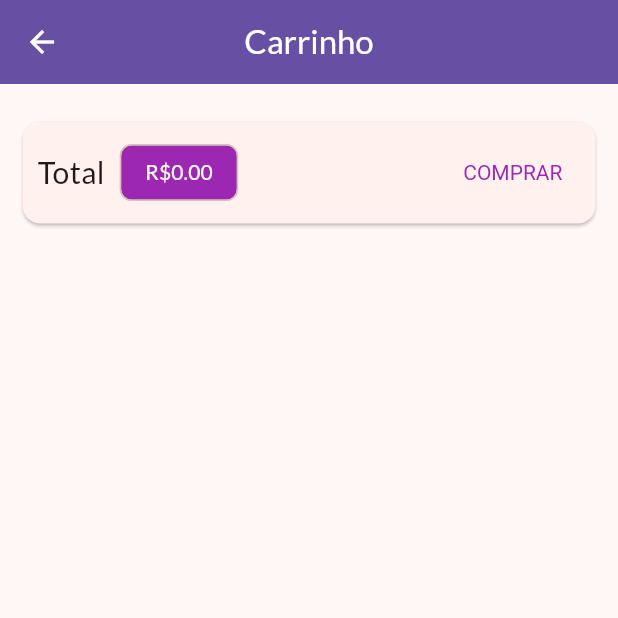
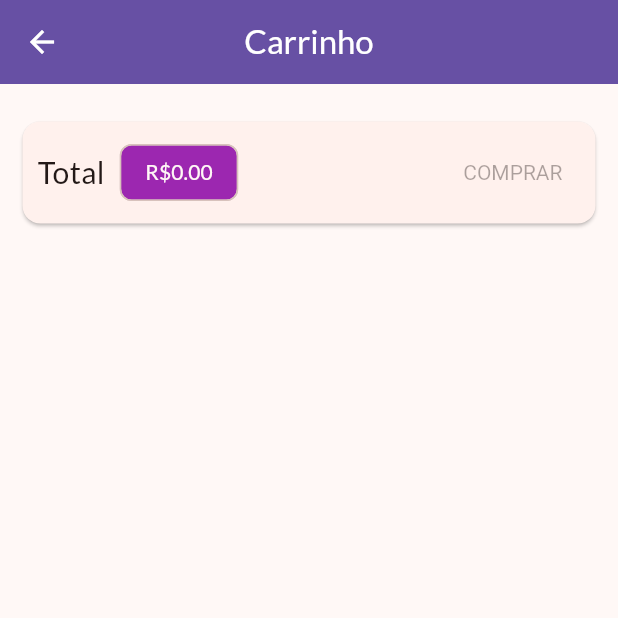
Before and after one commit to MarceloAC04/curso_flutter, a Flutter app: the CartPage screen opened by its route, on a phone screen of 412 x 824 dp, the top half of it. Run offline on Flutter 3.47's test engine with Material 3 defaults, Android fonts, the phone set to English and light mode, and no system bars; our stand-ins replace universal_platform.

```diff
--- /dev/null
+++ b/shop/lib/components/CartButton.dart
@@ -0,0 +1,44 @@
+import 'package:flutter/material.dart';
+import 'package:provider/provider.dart';
+import 'package:shop/models/cart.dart';
+
+import '../models/order_list.dart';
+
+class  CartButton extends StatefulWidget {
+  final Cart? cart;
+
+  const CartButton({
+    Key? key,
+    this.cart,
+  }) : super(key: key);
+
+  @override
+  State<CartButton> createState() => _CartButtonState();
+}
+
+class _CartButtonState extends State<CartButton> {
+  bool _isLoading = false;
+  @override
+  Widget build(BuildContext context) {
+    return _isLoading ? CircularProgressIndicator() :
+        TextButton(
+      onPressed:  widget.cart!.itemCount == 0 ? null : () async {
+                    setState(() => _isLoading = true);
+                    await Provider.of<OrderList>(
+                      context,
+                      listen: false,
+                    ).addOrder(widget.cart!);
+
+                    widget.cart!.clear();
+                    setState(() => _isLoading = false);
+                  },
+      child: Text('COMPRAR'),
+      style: TextButton.styleFrom(
+          textStyle: TextStyle(
+              color: Theme.of(context)
+                  .primaryTextTheme
+                  .titleLarge
+                  ?.color)),
+    );
+  }
+}
--- a/shop/lib/components/product_grid_item.dart
+++ b/shop/lib/components/product_grid_item.dart
@@ -25,7 +25,7 @@ class ProductGridItem extends StatelessWidget {
               ),
             ),
             title: Text(
-              product!.name!,
+              product.name!,
               textAlign: TextAlign.center,
             ),
             trailing:
@@ -50,7 +50,7 @@ class ProductGridItem extends StatelessWidget {
                 )),
         child: GestureDetector(
           child: Image.network(
-            product!.imageUrl!,
+            product.imageUrl!,
             fit: BoxFit.cover,
           ),
           onTap: () {
--- /dev/null
+++ b/shop/lib/exceptions/http_exception.dart
@@ -0,0 +1,14 @@
+class HttpExceptionn implements Exception {
+  final String? msg;
+  final int? statusCode;
+
+  HttpExceptionn( {
+    this.statusCode,
+    this.msg
+});
+
+  @override
+  String toString() {
+    return msg!;
+  }
+}
--- a/shop/lib/main.dart
+++ b/shop/lib/main.dart
@@ -1,6 +1,7 @@
 import 'package:flutter/material.dart';
 import 'package:provider/provider.dart';
 import 'package:shop/models/order_list.dart';
+import 'package:shop/pages/auth_page.dart';
 import 'package:shop/pages/cart_page.dart';
 import 'package:shop/pages/orders_page.dart';
 import 'package:shop/pages/product_detail_page.dart';
@@ -41,8 +42,10 @@ class MyApp extends StatelessWidget {
                 backgroundColor: Theme.of(context).colorScheme.primary,
                 foregroundColor: Colors.white,
                 centerTitle: true)),
-        home: ProductsOverviewPage(),
+        // home: ProductsOverviewPage(),
         routes: {
+          AppRoutes.AUTH: (ctx) => AuthPage(),
+          AppRoutes.HOME: (ctx) => ProductsOverviewPage(),
           AppRoutes.PRODUCT_DETAIL: (ctx) => ProductDetailPage(),
           AppRoutes.CART: (ctx) => CartPage(),
           AppRoutes.ORDERS: (ctx) => OrdersPage(),
--- a/shop/lib/pages/cart_page.dart
+++ b/shop/lib/pages/cart_page.dart
@@ -1,5 +1,6 @@
 import 'package:flutter/material.dart';
 import 'package:provider/provider.dart';
+import 'package:shop/components/CartButton.dart';
 import 'package:shop/components/cart_item_widget.dart';
 
 import '../models/cart.dart';
@@ -25,11 +26,11 @@ class CartPage extends StatelessWidget {
               child: Row(
                 mainAxisAlignment: MainAxisAlignment.spaceBetween,
                 children: [
-                  Text(
+                  const Text(
                     'Total',
                     style: TextStyle(fontSize: 20),
                   ),
-                  SizedBox(
+                  const SizedBox(
                     width: 10,
                   ),
                   Chip(
@@ -43,23 +44,7 @@ class CartPage extends StatelessWidget {
                                 ?.color),
                       )),
                   Spacer(),
-                  TextButton(
-                    onPressed: () {
-                      Provider.of<OrderList>(
-                        context,
-                        listen: false,
-                      ).addOrder(cart);
-
-                      cart.clear();
-                    },
-                    child: Text('COMPRAR'),
-                    style: TextButton.styleFrom(
-                        textStyle: TextStyle(
-                            color: Theme.of(context)
-                                .primaryTextTheme
-                                .titleLarge
-                                ?.color)),
-                  )
+                  CartButton(cart: cart,)
                 ],
               ),
             ),
--- a/shop/lib/utils/app_routes.dart
+++ b/shop/lib/utils/app_routes.dart
@@ -1,5 +1,6 @@
 class AppRoutes {
-  static const HOME = '/';
+  static const AUTH = '/';
+  static const HOME = '/home';
   static const PRODUCT_DETAIL = '/product-detail';
   static const CART = '/cart';
   static const ORDERS = '/orders';
--- /dev/null
+++ b/shop/lib/utils/constants.dart
@@ -0,0 +1,4 @@
+class Constants {
+  static const PRODUCT_BASE_URL = 'https://shop-curso-flutter-78bdd-default-rtdb.firebaseio.com/products';
+  static const ORDER_BASE_URL = 'https://shop-curso-flutter-78bdd-default-rtdb.firebaseio.com/orders';
+}
```
Also changed, not shown: shop/lib/components/product_item.dart (+20 -8 lines), shop/lib/models/order_list.dart (+59 -8 lines), shop/lib/models/product.dart (+29 -1 lines), shop/lib/models/product_list.dart (+57 -18 lines), shop/lib/pages/auth_page.dart (added, +33 -0 lines), shop/lib/pages/orders_page.dart (+22 -5 lines), shop/lib/pages/product_form_page.dart (+24 -18 lines), shop/lib/pages/products_overview_page.dart (+19 -3 lines), shop/lib/pages/products_page.dart (+13 -7 lines).
